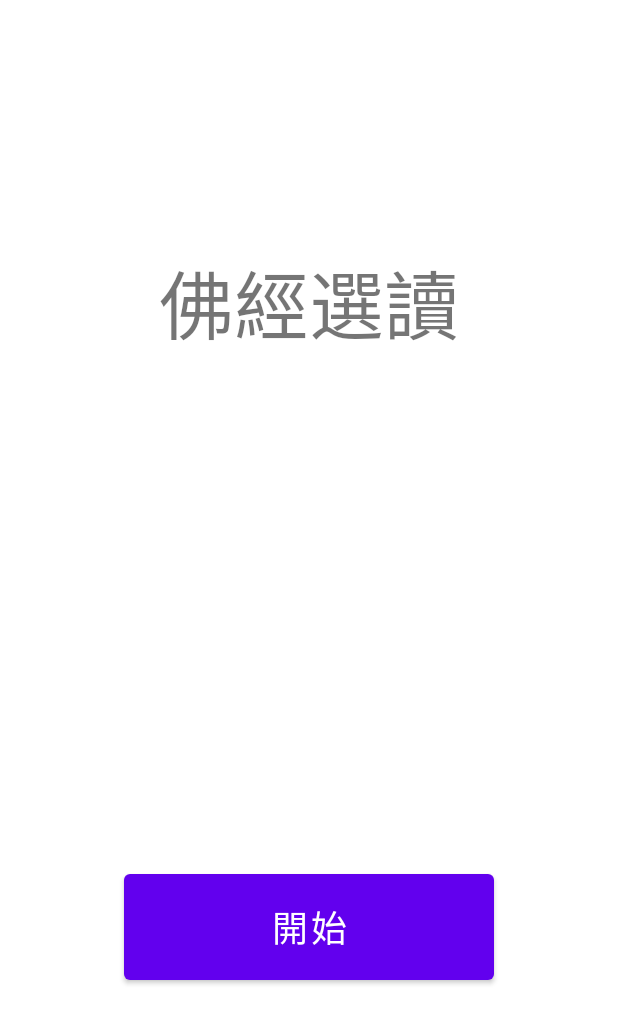
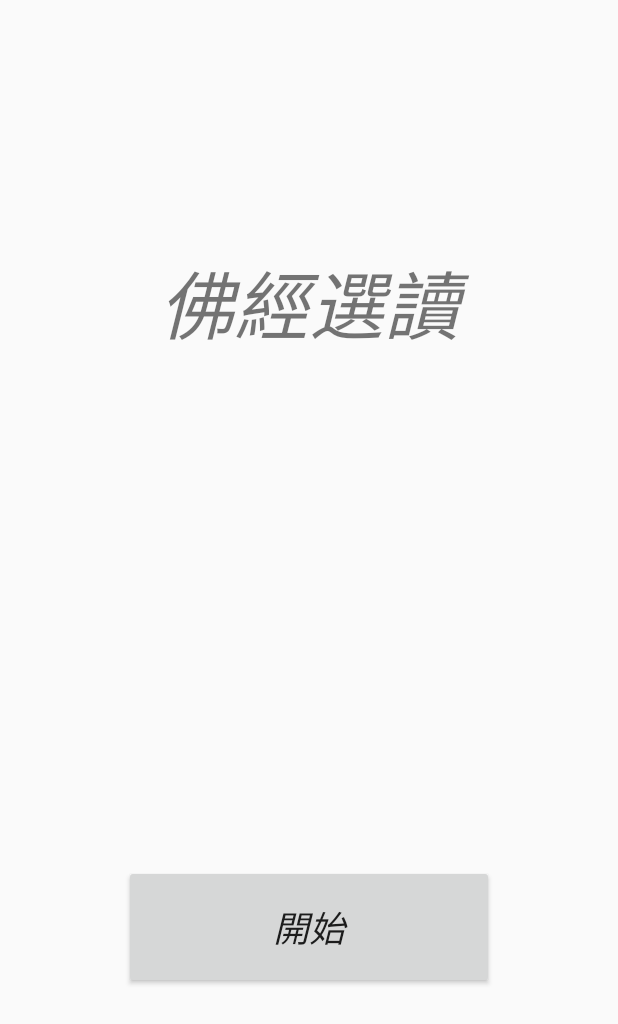
Before and after one commit to curry0622/-Buddhist-Scriptures-Guider, an Android app: the layout activity_main.xml on its own in the app's theme, with its tools: preview values and no code run, on a phone screen of 412 x 824 dp. Shown: the top 1024 px of the screen. Run offline under Robolectric (Android 15) with nearby library versions, the phone set to English and light mode, and no system bars.

Commit message:
feat: add font style

```diff
--- a/app/src/main/AndroidManifest.xml
+++ b/app/src/main/AndroidManifest.xml
@@ -14,7 +14,7 @@
         android:label="佛經選讀"
         android:roundIcon="@mipmap/ic_launcher_round"
         android:supportsRtl="true"
-        android:theme="@style/Theme.MedicalFinalProject">
+        android:theme="@style/Theme.AppCompat.Light.NoActionBar">
         <activity android:name=".GuideReadingPage"></activity>
         <activity android:name=".MainMenu" />
         <activity android:name=".MainActivity">
--- /dev/null
+++ b/app/src/main/res/font/buddhist.xml
@@ -0,0 +1,7 @@
+<?xml version="1.0" encoding="utf-8"?>
+<font-family xmlns:android="http://schemas.android.com/apk/res/android">
+    <font
+        android:fontStyle="italic"
+        android:fontWeight="400"
+        android:font="@font/font1"/>
+</font-family>
--- a/app/src/main/res/layout/activity_main.xml
+++ b/app/src/main/res/layout/activity_main.xml
@@ -164,6 +164,7 @@
         android:id="@+id/titleTxt"
         android:layout_width="0dp"
         android:layout_height="0dp"
+        android:fontFamily="@font/buddhist"
         android:text="佛經選讀"
         android:textSize="50dp"
         android:textAlignment="center"
@@ -177,6 +178,7 @@
         android:id="@+id/startBtn"
         android:layout_width="0dp"
         android:layout_height="0dp"
+        android:fontFamily="@font/buddhist"
         android:text="開始"
         android:textSize="24dp"
         app:layout_constraintLeft_toLeftOf="@id/V20"
```
Also changed, not shown: 1 other file.
